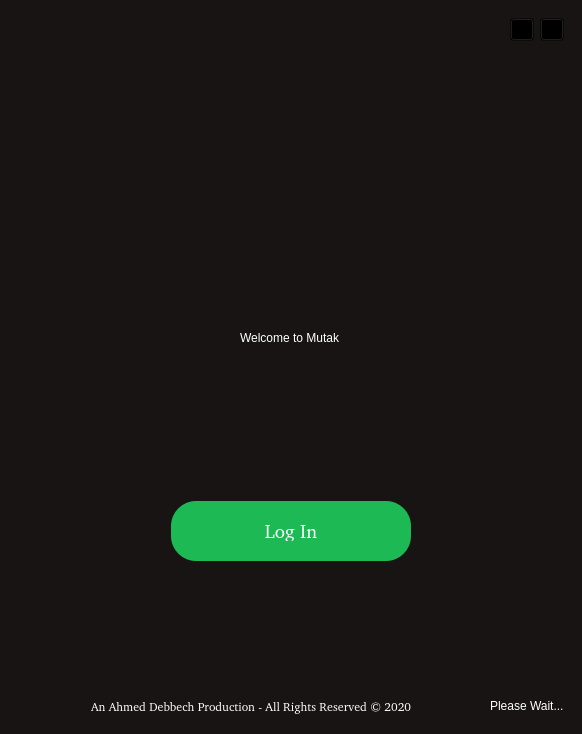
Before: the Qt Designer form mutak/mainwindow.ui in ahmed-debbech/mutak, drawn with Qt 5.
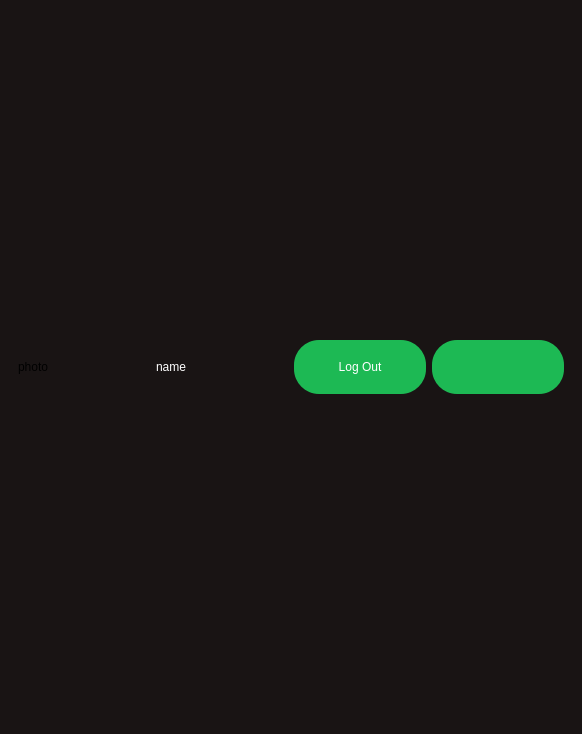
After: the same form once the commit is applied. The open tabs and pages were chosen to show the change.

Commit message: Add settings section UI

Patch:
```diff
--- a/mutak/mainwindow.ui
+++ b/mutak/mainwindow.ui
@@ -414,7 +414,7 @@
              </widget>
             </item>
             <item>
-             <widget class="QPushButton" name="logout_button">
+             <widget class="QPushButton" name="settings_button">
               <property name="styleSheet">
                <string notr="true">#logout_button {
 color: white;
@@ -808,6 +808,79 @@
         </item>
        </layout>
       </widget>
+      <widget class="QWidget" name="page_5">
+       <layout class="QVBoxLayout" name="verticalLayout_6">
+        <item>
+         <layout class="QHBoxLayout" name="horizontalLayout_7">
+          <item>
+           <widget class="QLabel" name="photoSettings">
+            <property name="text">
+             <string>photo</string>
+            </property>
+           </widget>
+          </item>
+          <item>
+           <widget class="QLabel" name="nameSettings">
+            <property name="styleSheet">
+             <string notr="true">color: white;
+font: bold 18px '://resources/fonts/Gotham-UltraItalic.otf';
+</string>
+            </property>
+            <property name="text">
+             <string>name</string>
+            </property>
+           </widget>
+          </item>
+          <item>
+           <widget class="QPushButton" name="logout_button">
+            <property name="styleSheet">
+             <string notr="true">#logout_button{
+color: white;
+background-color:  #1db954;
+border-radius: 25px;
+  padding: 20px;
+  width: 60px;
+font: bold 14px '://resources/fonts/Gotham-UltraItalic.otf';
+ }
+#logout_button:hover {
+	background-color: #3AE476;
+ }
+#logout_button:pressed{
+	background-color: #2BB85D;
+}</string>
+            </property>
+            <property name="text">
+             <string>Log Out</string>
+            </property>
+           </widget>
+          </item>
+          <item>
+           <widget class="QPushButton" name="backFromSettings">
+            <property name="styleSheet">
+             <string notr="true">#backFromSettings{
+color: white;
+background-color:  #1db954;
+border-radius: 25px;
+  padding: 20px;
+  width: 60px;
+font: bold 14px '://resources/fonts/Gotham-UltraItalic.otf';
+ }
+#backFromSettings:hover {
+	background-color: #3AE476;
+ }
+#backFromSettings:pressed{
+	background-color: #2BB85D;
+}</string>
+            </property>
+            <property name="text">
+             <string/>
+            </property>
+           </widget>
+          </item>
+         </layout>
+        </item>
+       </layout>
+      </widget>
      </widget>
     </item>
    </layout>
```
Left out of the diff: 6 changed lines with no effect on the pictures. The commit also changes 3 other files.
